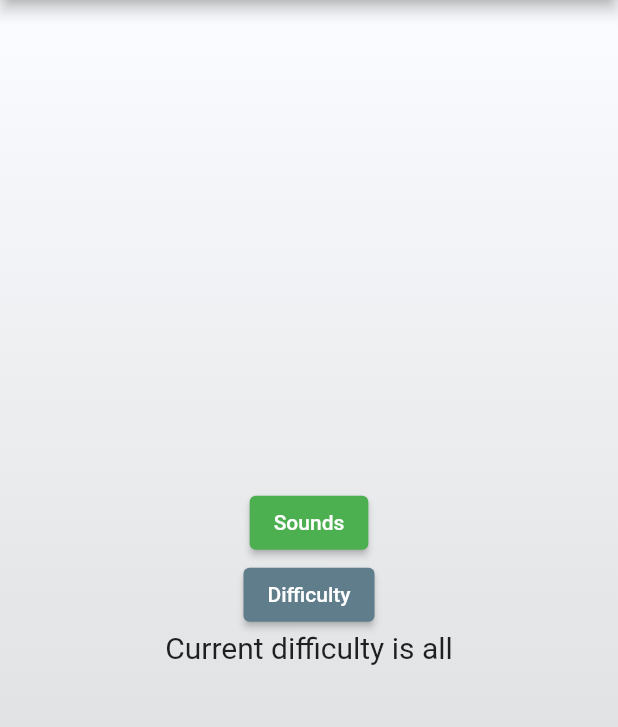
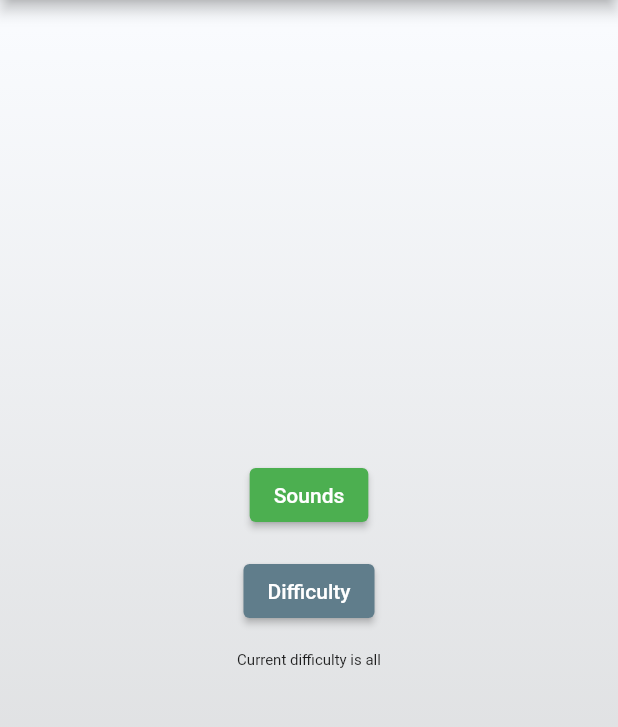
Before and after one commit to Jonny5-5/Trivia-App, a Flutter app: the screen it shows after launch, after a tap on the "info outline" icon, on a phone screen of 412 x 824 dp, the part 84-811 px from its top. Run offline on Flutter 3.47's test engine with Material 2 defaults, Android fonts, the phone set to English and light mode, and no system bars.

Commit message:
Home page

```diff
--- a/lib/screens/home_screen.dart
+++ b/lib/screens/home_screen.dart
@@ -1,6 +1,7 @@
 import 'package:flutter/material.dart';
 import 'package:trivia_app/screens/multiplayer_screen.dart';
 import 'package:trivia_app/screens/single_play_screen.dart';
+import 'package:trivia_app/vars/globals.dart';
 import 'package:trivia_app/widgets/scaffold_container.dart';
 
 class HomeScreen extends StatefulWidget {
@@ -36,11 +37,12 @@ class HomeScreenState extends State<HomeScreen> {
         children: [
           ElevatedButton(
             onPressed: onPressedSingle,
-            child: const Text("Single Player"),
+            child: const Text("Multiple Choice"),
           ),
+          SizedBox(height:DEFALT_PADDING_SIZE*2),
           ElevatedButton(
             onPressed: onPressedMulti,
-            child: const Text("Multi Player"),
+            child: const Text("Open Answer"),
           ),
         ],
       ),
--- a/lib/screens/settings_screen.dart
+++ b/lib/screens/settings_screen.dart
@@ -1,5 +1,6 @@
 import 'package:flutter/material.dart';
 import 'package:trivia_app/data/trivia_q.dart';
+import 'package:trivia_app/vars/globals.dart';
 import 'package:trivia_app/widgets/scaffold_container.dart';
 
 enum Difficulty { easy, medium, hard, all }
@@ -44,13 +45,17 @@ class SettingsScreenState extends State<SettingsScreen> {
               },
               child: const Text("Sounds"),
             ),
+            SizedBox(height:DEFALT_PADDING_SIZE*2),
             ElevatedButton(
               onPressed: moveToNextDifficulty,
               child: const Text("Difficulty"),
             ),
+            SizedBox(height:DEFALT_PADDING_SIZE*2),
             Text(
                 'Current difficulty is ${currentDifficulty.toString().split('.').last}',
-                style: TextStyle(fontSize: 20))
+                style: TextStyle(fontSize: 10)
+                ),
+                SizedBox(height:DEFALT_PADDING_SIZE*2)
           ],
         ));
   }
```
